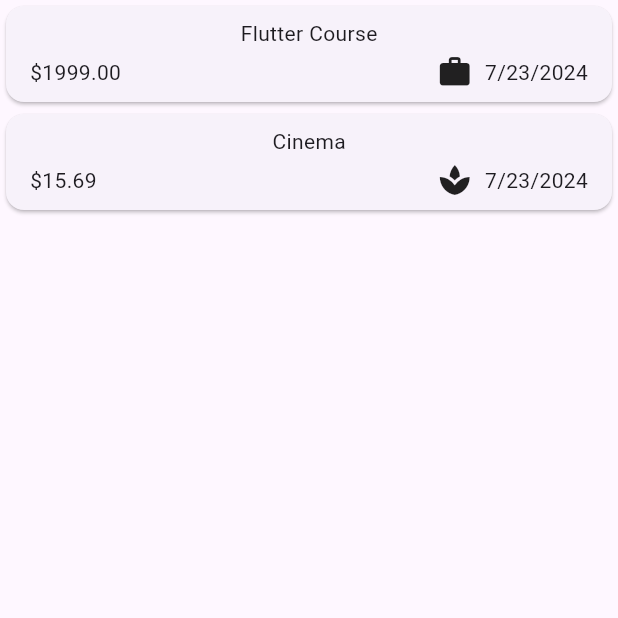
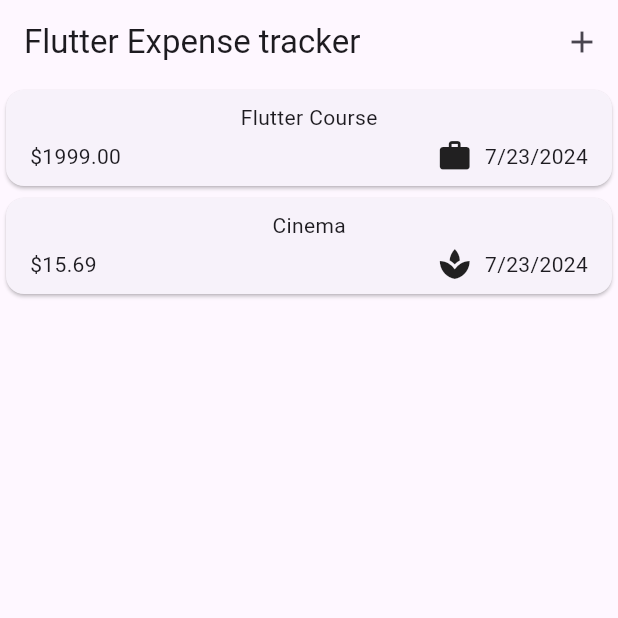
Before and after one commit to lancekian12/Expense-Tracker, a Flutter app: the screen it shows after launch, on a phone screen of 412 x 824 dp, the top half of it. Run offline on Flutter 3.47's test engine with Material 3 defaults, Android fonts, the phone set to English and light mode, and no system bars.

Commit message:
Added appbar and title and icon button

```diff
--- a/lib/main.dart
+++ b/lib/main.dart
@@ -3,8 +3,9 @@ import 'package:expense_tracker/widgets/expenses.dart';
 
 void main() {
   runApp(
-    const MaterialApp(
-      home: Expenses(),
+    MaterialApp(
+      theme: ThemeData(useMaterial3: true),
+      home: const Expenses(),
     ),
   );
 }
--- a/lib/widgets/expenses.dart
+++ b/lib/widgets/expenses.dart
@@ -28,6 +28,15 @@ class _ExpendesState extends State<Expenses> {
   @override
   Widget build(BuildContext context) {
     return Scaffold(
+      appBar: AppBar(
+        title: const Text('Flutter Expense tracker'),
+        actions: [
+          IconButton(
+            onPressed: () {},
+            icon: Icon(Icons.add),
+          ),
+        ],
+      ),
       body: Column(
         children: [
           Expanded(
```
